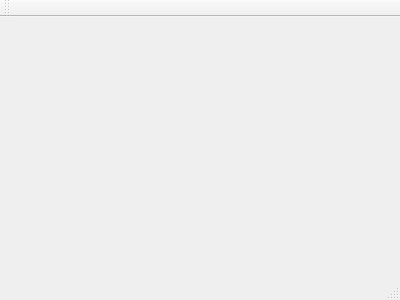
The window that mainwindow.ui (mariedegen/QtProject) describes before a commit, drawn with Qt 5.
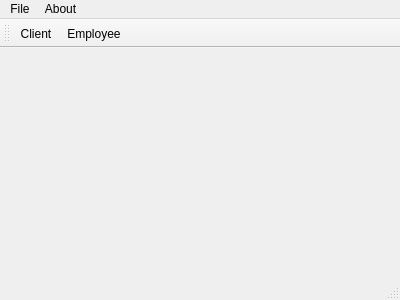
The same window after the commit.

Patch:
```diff
--- a/mainwindow.ui
+++ b/mainwindow.ui
@@ -12,13 +12,74 @@
   <property name="windowTitle" >
    <string>MainWindow</string>
   </property>
-  <widget class="QMenuBar" name="menuBar" />
-  <widget class="QToolBar" name="mainToolBar" />
-  <widget class="QWidget" name="centralWidget" />
-  <widget class="QStatusBar" name="statusBar" />
+  <widget class="QWidget" name="centralWidget"/>
+  <widget class="QMenuBar" name="menuBar">
+   <property name="geometry">
+    <rect>
+     <x>0</x>
+     <y>0</y>
+     <width>400</width>
+     <height>26</height>
+    </rect>
+   </property>
+   <widget class="QMenu" name="menuFichi">
+    <property name="title">
+     <string>File</string>
+    </property>
+    <widget class="QMenu" name="menuAdd">
+     <property name="title">
+      <string>Add</string>
+     </property>
+     <addaction name="actionClient"/>
+     <addaction name="actionEmployees"/>
+    </widget>
+    <addaction name="menuAdd"/>
+    <addaction name="separator"/>
+    <addaction name="actionExit"/>
+    <addaction name="separator"/>
+   </widget>
+   <widget class="QMenu" name="menu">
+    <property name="title">
+     <string>About</string>
+    </property>
+   </widget>
+   <addaction name="menuFichi"/>
+   <addaction name="menu"/>
+  </widget>
+  <widget class="QToolBar" name="mainToolBar">
+   <property name="mouseTracking">
+    <bool>true</bool>
+   </property>
+   <property name="tabletTracking">
+    <bool>true</bool>
+   </property>
+   <attribute name="toolBarArea">
+    <enum>TopToolBarArea</enum>
+   </attribute>
+   <attribute name="toolBarBreak">
+    <bool>false</bool>
+   </attribute>
+   <addaction name="actionClient"/>
+   <addaction name="actionEmployees"/>
+  </widget>
+  <widget class="QStatusBar" name="statusBar"/>
+  <action name="actionExit">
+   <property name="text">
+    <string>Exit</string>
+   </property>
+  </action>
+  <action name="actionClient">
+   <property name="text">
+    <string>Client</string>
+   </property>
+  </action>
+  <action name="actionEmployees">
+   <property name="text">
+    <string>Employee</string>
+   </property>
+  </action>
  </widget>
- <layoutDefault spacing="6" margin="11" />
- <pixmapfunction></pixmapfunction>
+ <layoutdefault spacing="6" margin="11"/>
  <resources/>
  <connections/>
 </ui>
```
Left out of the diff: 7 changed lines with no effect on the pictures.
